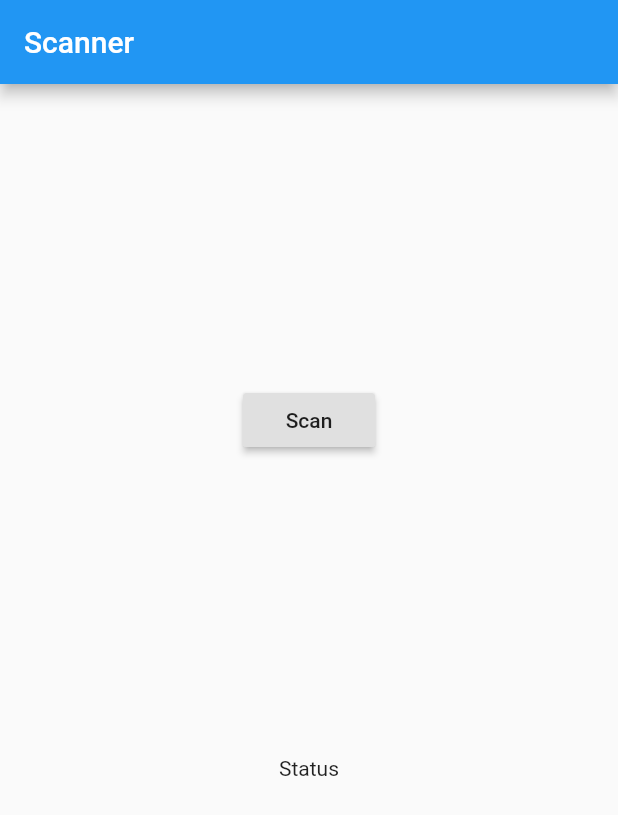
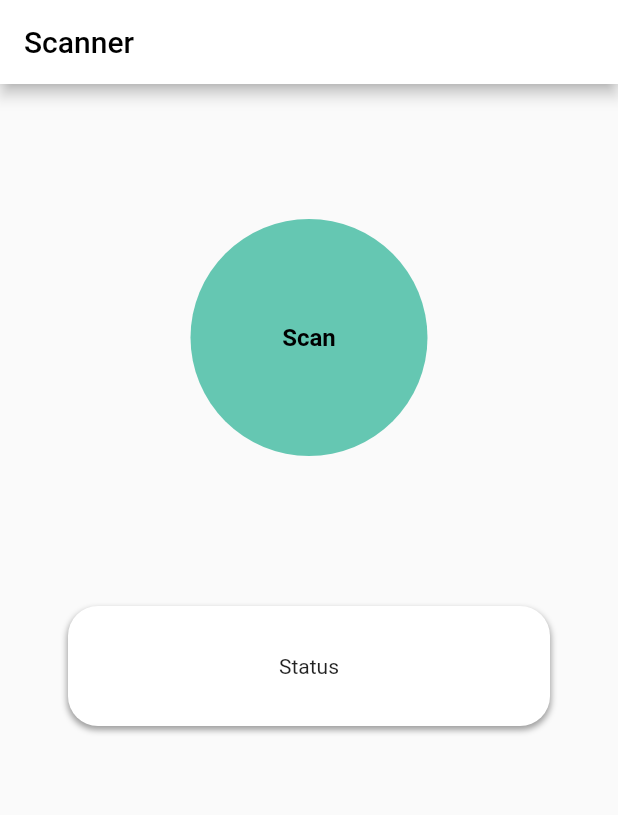
Before and after one commit to Jorgcp99/COVID-APP, a Flutter app: the ScannerScreen screen opened directly, on a phone screen of 412 x 824 dp. Shown: the top 815 px of the screen. Run offline on Flutter 3.47's test engine with Material 2 defaults, Android fonts, the phone set to English and light mode, and no system bars; our stand-ins replace cloud_firestore, flutter_swiper, flutter_typeahead, google_fonts, qr_flutter, webview_flutter; missing offline and left inert: flutter_dialogflow, qrscan; accounts and stored records are empty; network calls fail; project files that could hold a hidden picture were left out.

Commit message:
cambios visuales

```diff
--- a/lib/ui/scanner/scanner_screen.dart
+++ b/lib/ui/scanner/scanner_screen.dart
@@ -1,5 +1,3 @@
-
-
 import 'package:cloud_firestore/cloud_firestore.dart';
 import 'package:flutter/material.dart';
 import 'package:qrscan/qrscan.dart' as scanner;
@@ -10,7 +8,6 @@ class ScannerScreen extends StatefulWidget {
 }
 
 class _ScannerScreenState extends State<ScannerScreen> {
-
   Text _statusText;
   TextEditingController _outputController;
 
@@ -24,21 +21,60 @@ class _ScannerScreenState extends State<ScannerScreen> {
   @override
   Widget build(BuildContext context) {
     return Scaffold(
-      appBar: AppBar(title: Text('Scanner'),),
+      appBar: AppBar(
+        title: Text(
+          'Scanner',
+          style: TextStyle(color: Colors.black),
+        ),
+        backgroundColor: Colors.white,
+      ),
       body: Column(
         children: <Widget>[
           SizedBox(
-            height: 200,
+            height: 90,
           ),
           Center(
-            child: RaisedButton(
-              child: Text('Scan'),
-              onPressed: ()=> _scan(),
+            child: GestureDetector(
+              onTap: () => _scan(),
+              child: Container(
+                height: 158,
+                width: 158,
+                decoration: BoxDecoration(
+                    color: Color.fromRGBO(101, 199, 178, 1.0),
+                    borderRadius: BorderRadius.all(Radius.circular(80.0))),
+                child: Center(
+                  child: Padding(
+                    padding: const EdgeInsets.fromLTRB(10, 0, 10, 0),
+                    child: Text("Scan",
+                        style: TextStyle(
+                            color: Colors.black,
+                            fontSize: 16,
+                            fontWeight: FontWeight.bold)),
+                  ),
+                ),
+              ),
             ),
           ),
-          Padding(
-            padding: const EdgeInsets.only(top: 200),
-            child: _statusText,
+          Center(
+            child: Padding(
+              padding: const EdgeInsets.only(top: 100),
+              child: Container(
+                height: 80,
+                width: MediaQuery.of(context).size.width * 0.78,
+                decoration: BoxDecoration(
+                  color: Color.fromRGBO(255, 255, 255, 1.0),
+                  borderRadius: BorderRadius.all(Radius.circular(20.0)),
+                  boxShadow: [
+                    BoxShadow(
+                      color: Colors.grey,
+                      offset: Offset(0.0, 2.5), //(x,y)
+                      blurRadius: 3.0,
+                    ),
+                  ],
+                ),
+                child: Center(child: _statusText),
+              ),
+            ),
           )
         ],
       ),
@@ -58,19 +94,33 @@ class _ScannerScreenState extends State<ScannerScreen> {
         print('x-x-x-x-x-x-x-x-x-x-x');
         print(codes[0]);
         print(codes[1]);
-        Firestore.instance.collection('eventos').document(codes[0]).collection('reservas').getDocuments().then((reservasList){
-          reservasList.documents.forEach((reserva){
-            if(reserva.data['id_usuario']==codes[1] && reserva.data['is_checked']==false){
-              Firestore.instance.collection('eventos').document(codes[0]).collection('reservas').document(reserva.documentID).updateData({
-                'is_checked': true
+        Firestore.instance
+            .collection('eventos')
+            .document(codes[0])
+            .collection('reservas')
+            .getDocuments()
+            .then((reservasList) {
+          reservasList.documents.forEach((reserva) {
+            if (reserva.data['id_usuario'] == codes[1] &&
+                reserva.data['is_checked'] == false) {
+              Firestore.instance
+                  .collection('eventos')
+                  .document(codes[0])
+                  .collection('reservas')
+                  .document(reserva.documentID)
+                  .updateData({'is_checked': true});
+              setState(() {
+                _statusText = Text(
+                  'Todo correcto',
+                  style: TextStyle(fontSize: 20, color: Colors.greenAccent),
+                );
               });
+            } else {
               setState(() {
-              _statusText = Text('Todo correcto', style: TextStyle(fontSize: 20, color: Colors.greenAccent),);
-              });
-            }else{
-              setState(() {
-              _statusText = Text('Algo no va bien', style: TextStyle(fontSize: 20, color: Colors.red),);
-
+                _statusText = Text(
+                  'Algo no va bien',
+                  style: TextStyle(fontSize: 20, color: Colors.red),
+                );
               });
             }
           });
```
Also changed, not shown: lib/ui/events/events_screen.dart (+149 -62 lines), 1 other file.
